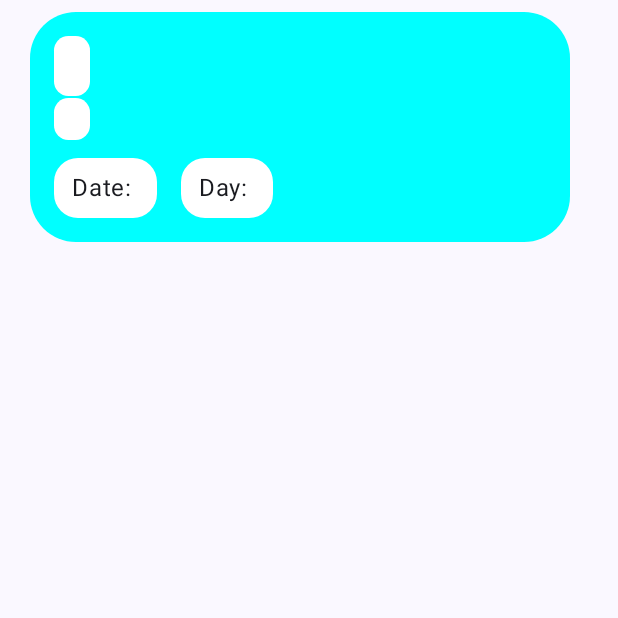
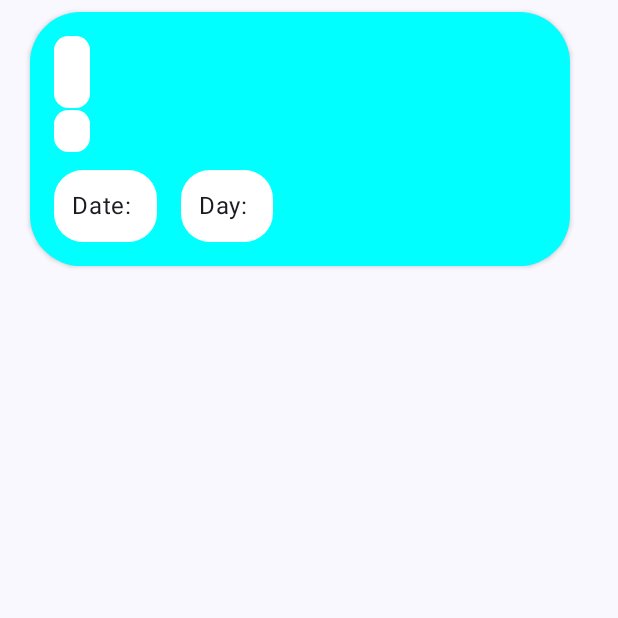
Before and after one commit to MrKumaran/Holiday-Finder, an Android app built with Jetpack Compose: the composable HolidayCards called with empty values, on a phone screen of 412 x 824 dp, the top half of it. Run offline under Robolectric (Android 15) with nearby library versions, the phone set to English and light mode, and no system bars; network calls fail; 1 statement that could not run was skipped.

Commit message:
Card, Hoildaytype Looks updates

```diff
--- a/app/src/main/java/com/holidayfinder/pages/HolidayPage.kt
+++ b/app/src/main/java/com/holidayfinder/pages/HolidayPage.kt
@@ -3,6 +3,7 @@ package com.holidayfinder.pages
 import androidx.compose.foundation.BorderStroke
 import androidx.compose.foundation.background
 import androidx.compose.foundation.horizontalScroll
+import androidx.compose.foundation.layout.Arrangement
 import androidx.compose.foundation.layout.Column
 import androidx.compose.foundation.layout.Row
 import androidx.compose.foundation.layout.Spacer
@@ -20,7 +21,6 @@ import androidx.compose.material3.Text
 import androidx.compose.runtime.Composable
 import androidx.compose.ui.Alignment
 import androidx.compose.ui.Modifier
-import androidx.compose.ui.draw.shadow
 import androidx.compose.ui.graphics.Color
 import androidx.compose.ui.text.font.FontFamily
 import androidx.compose.ui.text.font.FontWeight
@@ -76,15 +76,14 @@ private fun HolidayType(holidayType:String, count:Int) {
                  .padding(
                      top = 8.dp,
                      bottom = 8.dp,
-                 )
-                 .shadow(8.dp, shape = RoundedCornerShape(50)),
+                 ),
              colors = cardColors(Color.White),
              border = BorderStroke(.2.dp, Color.Gray),
              shape = RoundedCornerShape(50),
              elevation = cardElevation(
-                 defaultElevation = 4.dp,
-                 focusedElevation = 4.dp,
-                 pressedElevation = 4.dp,
+                 defaultElevation = 2.dp,
+                 focusedElevation = 0.dp,
+                 pressedElevation = 0.dp,
                  disabledElevation = 0.dp
              )
          ) {
@@ -117,7 +116,7 @@ private fun HolidayCards(eventName: String, eventType: String, eventDate: String
             color = Color.White,
             shape = RoundedCornerShape(40)
         )
-        .padding(horizontal = 12.dp, vertical = 8.dp)
+        .padding(horizontal = 12.dp, vertical = 12.dp)
     Card(
         modifier = Modifier
             .padding(
@@ -128,7 +127,7 @@ private fun HolidayCards(eventName: String, eventType: String, eventDate: String
         colors = cardColors(Color.Cyan),
         shape = RoundedCornerShape(20),
         elevation = cardElevation(
-            defaultElevation = 0.dp,
+            defaultElevation = 2.dp,
             focusedElevation = 0.dp,
             pressedElevation = 0.dp,
             disabledElevation = 0.dp
@@ -161,7 +160,8 @@ private fun HolidayCards(eventName: String, eventType: String, eventDate: String
             )
             Row(
                 modifier = Modifier
-                    .padding(top = 12.dp)
+                    .padding(top = 12.dp),
+                horizontalArrangement = Arrangement.Absolute.SpaceEvenly
             ) {
                 Text(
                     text = "Date: $eventDate",
```
